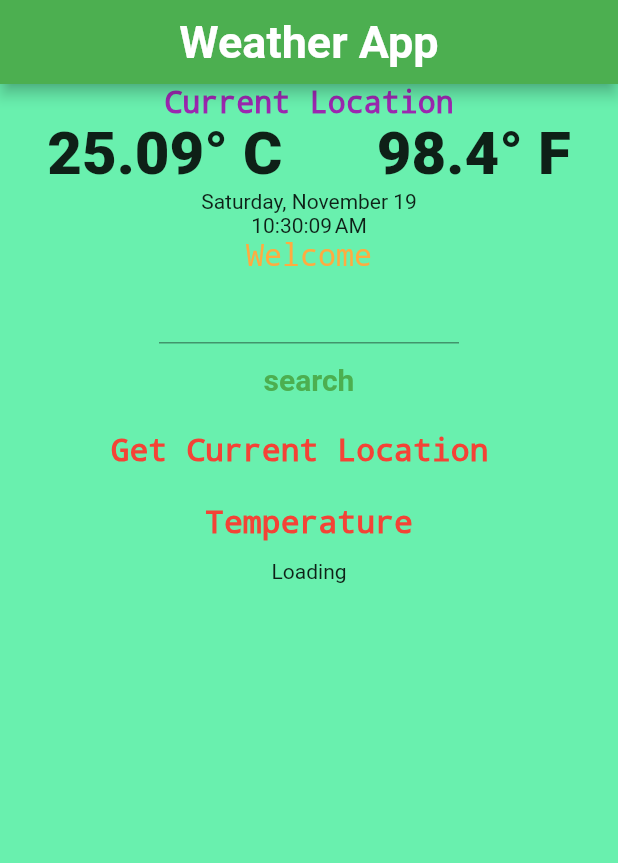
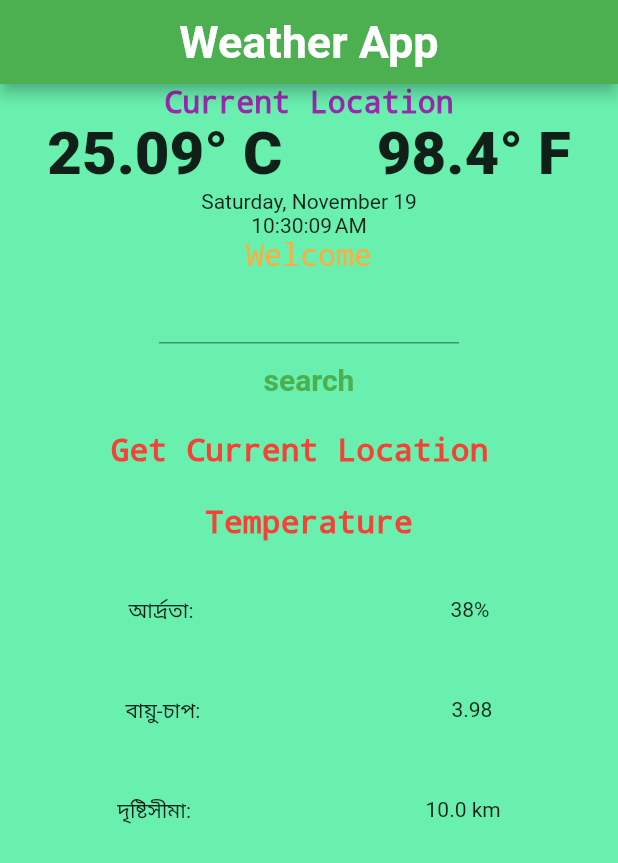
Before and after one commit to Kamol-Paul/my_weather_app, a Flutter app: the screen it shows after launch, after a tap on "Temperature", after a tap on "search", on a phone screen of 412 x 824 dp. Shown: the top 863 px of the screen. Run offline on Flutter 3.47's test engine with Material 2 defaults, Android fonts, the phone set to English and light mode, and no system bars; our stand-ins replace geolocator; network calls fail.

Commit message:
Successfully refactor code.... Finally I am happy. Miss you... :)

```diff
--- a/lib/HomePage/GetData/getData.dart
+++ b/lib/HomePage/GetData/getData.dart
@@ -12,9 +12,6 @@ class WeatherInformationMachine{
     final uri = Uri.https("api.openweathermap.org", "/data/2.5/weather",queryParameter);
     final response = await get(uri);
     final data = jsonDecode(response.body);
-    if (kDebugMode) {
-      print(data);
-    }
     return data;
   }
   Future<Map<String, dynamic>> getDataWithLongLat(String lon, String lat) async{
@@ -30,9 +27,9 @@ class WeatherInformationMachine{
     final uri = Uri.https("api.openweathermap.org", "/data/2.5/weather",queryParameter);
     final response = await get(uri);
     final data =  jsonDecode(response.body) as Map<String,dynamic>;
-    if (kDebugMode) {
-      print(data);
-    }
     return data;
   }
+  static Map<String,dynamic> getSample(){
+     return {"coord": {"lon": 88.6367, "lat": 24.3704}, "weather": [{"id": 803, "main": "Clouds", "description": "broken clouds", "icon": "04d"}], "base": "stations", "main": {"temp": 300.74, "feels_like": 300.35, "temp_min": 300.74, "temp_max": 300.74, "pressure": 1010, "humidity": 38, "sea_level": 1010, "grnd_level": 1008}, "visibility": 10000, "wind": {"speed": 3.98, "deg": 348, "gust": 3.99}, "clouds": {"all": 76}, "dt": 1668850387, "sys": {"country": "BD", "sunrise": 1668817421, "sunset": 1668856687}, "timezone": 21600, "id": 1185128, "name": "Rajshahi", "cod": 200};
+  }
 }
--- /dev/null
+++ b/lib/HomePage/LocationData/GetLocationData.dart
@@ -0,0 +1,22 @@
+import 'package:geolocator/geolocator.dart';
+
+import '../GetData/getData.dart';
+class GetLocationData{
+  static Future<Map<String, dynamic>> getResponseForCurrentLocation() async{
+    LocationPermission locationPermission = await Geolocator.checkPermission();
+
+    if(locationPermission == LocationPermission.denied){
+      locationPermission = await Geolocator.requestPermission();
+    }
+    Position position = await Geolocator.getCurrentPosition(
+        desiredAccuracy: LocationAccuracy.high
+    );
+    var longitude = position.longitude.toStringAsFixed(2);
+    var latitude = position.latitude.toStringAsFixed(2);
+
+    var machine = WeatherInformationMachine();
+    var response = await machine.getDataWithLongLat(longitude, latitude);
+    return response;
+
+  }
+}
--- a/lib/HomePage/TimeFeature/AdditionalFeature.dart
+++ b/lib/HomePage/TimeFeature/AdditionalFeature.dart
@@ -2,8 +2,7 @@ import 'package:flutter/material.dart';
 
 class AdditionalFeatures extends StatefulWidget {
   Map<String,dynamic> response;
-
-   AdditionalFeatures({Key? key, required this.response}) : super(key: key);
+   AdditionalFeatures({Key? key, required this.response, }) : super(key: key);
 
   @override
   State<AdditionalFeatures> createState() => _AdditionalFeaturesState();
@@ -11,24 +10,6 @@ class AdditionalFeatures extends StatefulWidget {
 }
 
 class _AdditionalFeaturesState extends State<AdditionalFeatures> {
-  var humidity = "Loading",windPressure = "Loading",eyeValue = "Loading";
-
-
-  @override
-
-
-  void initState(){
-      super.initState();
-    changeState(widget.response);
-  }
-  void changeState(data){
-
-    setState((){
-      humidity = "${data['main']['humidity']}%";
-      windPressure = data['wind']['speed'].toString();
-      eyeValue = "${data['visibility']/1000.0} km";
-    });
-  }
   @override
   Widget build(BuildContext context) {
     return SizedBox(
@@ -41,7 +22,7 @@ class _AdditionalFeaturesState extends State<AdditionalFeatures> {
             mainAxisAlignment: MainAxisAlignment.spaceAround,
             children: <Widget>[
              const Text("আর্দ্রতা:"),
-              Text(humidity),
+              Text("${widget.response['main']['humidity']}%"),
   ]
 
           ),
@@ -49,7 +30,7 @@ class _AdditionalFeaturesState extends State<AdditionalFeatures> {
             mainAxisAlignment: MainAxisAlignment.spaceAround,
             children: <Widget>[
               const Text("বায়ু-চাপ:"),
-              Text(windPressure)
+              Text(widget.response['wind']['speed'].toString())
           ]
 
           ),
@@ -57,7 +38,7 @@ class _AdditionalFeaturesState extends State<AdditionalFeatures> {
               mainAxisAlignment: MainAxisAlignment.spaceAround,
               children: <Widget>[
                 const Text("দৃষ্টিসীমা:"),
-                Text(eyeValue)
+                Text("${widget.response['visibility']/1000} km")
               ]
 
           )
--- a/lib/HomePage/homeBody.dart
+++ b/lib/HomePage/homeBody.dart
@@ -1,10 +1,9 @@
 import 'dart:async';
 
-import 'package:flutter/foundation.dart';
 import 'package:flutter/material.dart';
-import 'package:geolocator/geolocator.dart';
 import 'package:my_weather_app/HomePage/GetData/getData.dart';
 import 'package:my_weather_app/HomePage/GetData/CelToFar.dart';
+import 'package:my_weather_app/HomePage/LocationData/GetLocationData.dart';
 import 'package:my_weather_app/HomePage/TimeFeature/AdditionalFeature.dart';
 import 'package:my_weather_app/HomePage/TimeFeature/TimerTest.dart';
 class HomeBody extends StatefulWidget {
@@ -15,8 +14,7 @@ class HomeBody extends StatefulWidget {
 }
 
 class _HomeBodyState extends State<HomeBody> {
-
-  Widget additionalFeatures = Text("Loading");
+  var res = WeatherInformationMachine.getSample();
 
   var degree = "\u00B0" " C";
   var tempData = "25.09";
@@ -25,7 +23,6 @@ class _HomeBodyState extends State<HomeBody> {
   var location = "Current Location";
   var search = "search";
   var description = "Welcome";
-  var longi,lati;
   var converter = CelToFar();
   var dateUpdate = TimerTest();
   var date = "current date",currentTime = "current time";
@@ -40,13 +37,8 @@ class _HomeBodyState extends State<HomeBody> {
     });
   }
   TextEditingController textEditingController = TextEditingController();
+
   void getWeather() async {
-    if (kDebugMode) {
-      print("Praised");
-    }
-    if (kDebugMode) {
-      print("We Get the Value from the User: ${textEditingController.text}");
-    }
 
     var machine = WeatherInformationMachine();
     Map<String,dynamic> response = await machine.getDataWithCity(textEditingController.text);
@@ -55,69 +47,30 @@ class _HomeBodyState extends State<HomeBody> {
       double farData = converter.getFar(tempDegree);
 
       setState((){
-          additionalFeatures = const Text("data");
-        location = "In location " + response["name"];
+        location = "In location  " + response['name'];
         far = farData.toStringAsPrecision(2);
         tempData = tempDegree.toStringAsPrecision(2);
         description = response['weather'][0]['description'];
-        additionalFeatures = AdditionalFeatures(response: response);
-
+        res = response;
       });
     }
 
 
   }
-  void loadData() async{
-    var serviceStatus = await Geolocator.isLocationServiceEnabled();
-    if (kDebugMode) {
-      print(serviceStatus);
-    }
 
 
-    LocationPermission locationPermission = await Geolocator.checkPermission();
-
-    if(locationPermission == LocationPermission.denied){
-      locationPermission = await Geolocator.requestPermission();
-
-      if(locationPermission == LocationPermission.denied){
-        if (kDebugMode) {
-          print("permission denied");
-        }
-      } else if(locationPermission == LocationPermission.deniedForever){
-        if (kDebugMode) {
-          print("forget it. it's reject forever.");
-        }
-      } else {
-        if (kDebugMode) {
-          print("permission given");
-        }
-      }
-    }else {
-      if (kDebugMode) {
-        print("Permission Hold");
-      }
-    }
-
-    Position position = await Geolocator.getCurrentPosition(
-        desiredAccuracy: LocationAccuracy.high
-    );
-    longi = position.longitude.toStringAsFixed(2);
-    lati = position.latitude.toStringAsFixed(2);
-
-    var machine = WeatherInformationMachine();
-    var response = await machine.getDataWithLongLat(longi, lati);
-
+  void loadData() async{
+    Map<String,dynamic> response = await GetLocationData.getResponseForCurrentLocation();
     if(response["cod"] == 200){
       double tempDegree  = response['main']['temp'] - 273;
       double farData = converter.getFar(tempDegree);
 
       setState(() {
-        additionalFeatures = const Text("Loading");
         tempData = tempDegree.toStringAsPrecision(2);
         far = farData.toStringAsPrecision(2);
-        location = "Current Location " + response["name"];
+        location = "Current Location " + response['name'];
         description = response['weather'][0]['description'];
-        additionalFeatures = AdditionalFeatures(response: response);
+        res = response;
       });
     }
 
@@ -230,7 +183,7 @@ class _HomeBodyState extends State<HomeBody> {
                 )
             )
             ),
-            additionalFeatures
+            AdditionalFeatures(response: res),
 
 
 
```
